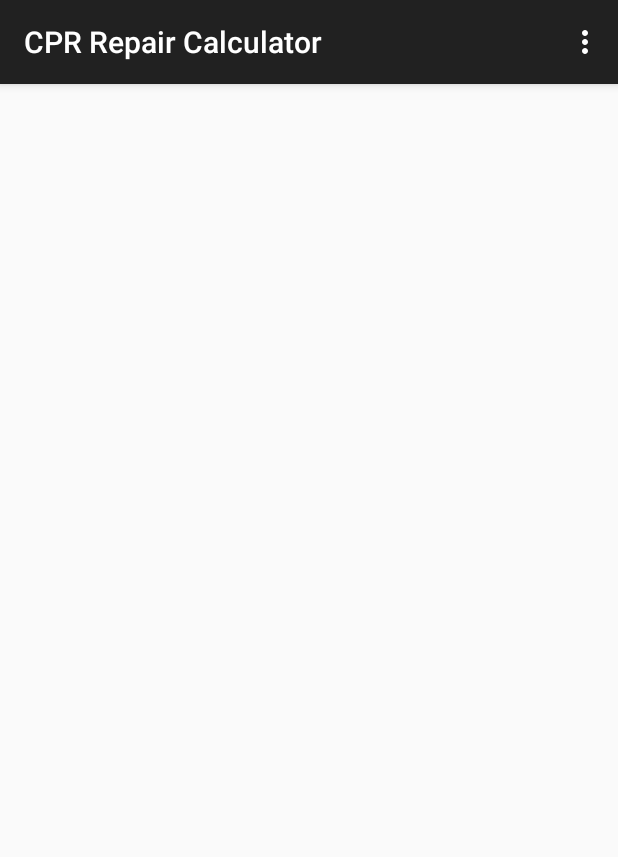
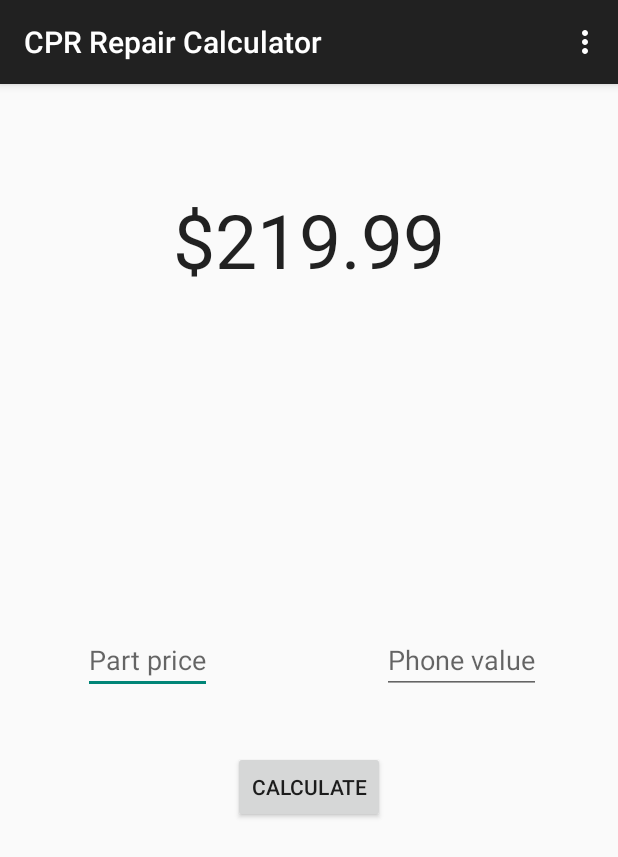
Before and after one commit to devinshoemaker/CPRRepairCalculator, an Android app: the screen it shows after launch (MainActivity), on a phone screen of 412 x 824 dp. Shown: the top 857 px of the screen. Run offline under Robolectric (Android 15) with nearby library versions, the phone set to English and light mode, and no system bars.

Commit message:
Add basic interface elements Included a TextView for price output, two EditText's for the price of the part and value of the phone, and a button to calculate the estimated repair cost.

```diff
--- a/CPR Repair Calculator/src/main/res/layout/activity_main.xml
+++ b/CPR Repair Calculator/src/main/res/layout/activity_main.xml
@@ -8,4 +8,43 @@
     android:paddingBottom="@dimen/activity_vertical_margin"
     tools:context="com.devinshoe.cprrepaircalc.MainActivity">
 
+    <EditText
+        android:layout_width="wrap_content"
+        android:layout_height="wrap_content"
+        android:id="@+id/etPartsPrice"
+        android:hint="Part price"
+        android:layout_centerVertical="true"
+        android:layout_alignParentLeft="true"
+        android:layout_alignParentStart="true"
+        android:layout_marginLeft="39dp" />
+
+    <EditText
+        android:layout_width="wrap_content"
+        android:layout_height="wrap_content"
+        android:id="@+id/etPhoneValue"
+        android:hint="Phone value"
+        android:layout_marginRight="35dp"
+        android:layout_alignTop="@+id/etPartsPrice"
+        android:layout_alignParentRight="true"
+        android:layout_alignParentEnd="true" />
+
+    <Button
+        android:layout_width="wrap_content"
+        android:layout_height="wrap_content"
+        android:text="Calculate"
+        android:id="@+id/btnCalc"
+        android:layout_below="@+id/etPartsPrice"
+        android:layout_centerHorizontal="true"
+        android:layout_marginTop="38dp" />
+
+    <TextView
+        android:layout_width="wrap_content"
+        android:layout_height="wrap_content"
+        android:textAppearance="?android:attr/textAppearanceLarge"
+        android:text="$219.99"
+        android:id="@+id/tvRepairCost"
+        android:textSize="50dp"
+        android:layout_alignParentTop="true"
+        android:layout_centerHorizontal="true"
+        android:layout_marginTop="54dp" />
 </RelativeLayout>
```
